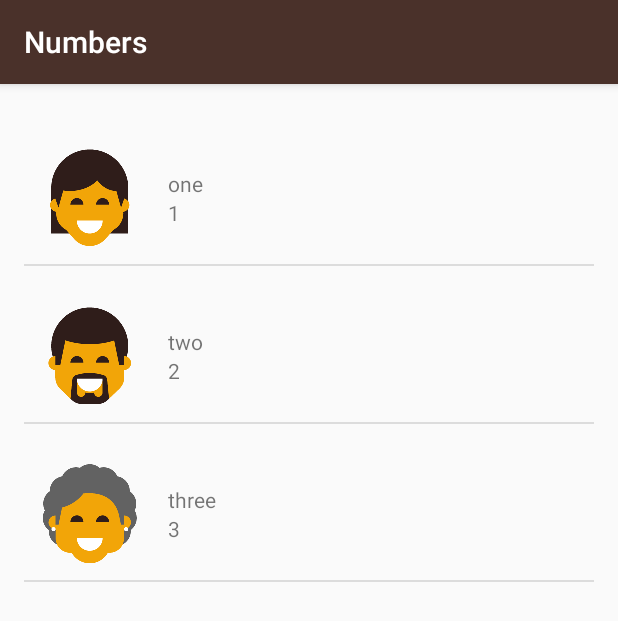
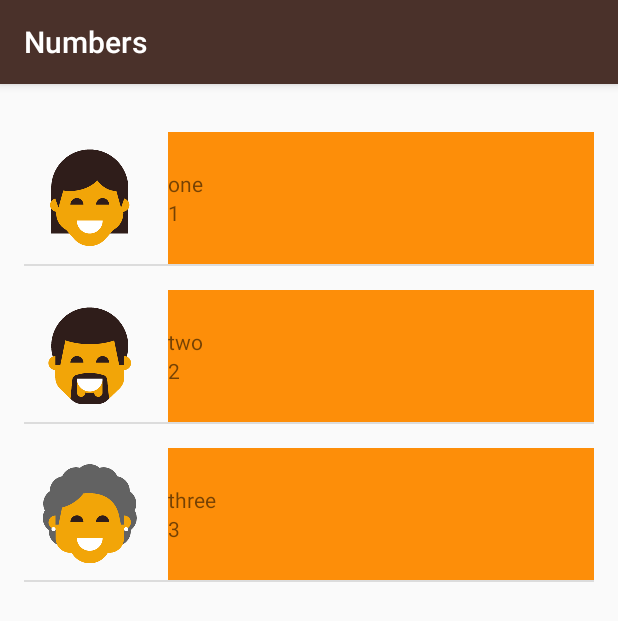
Before and after one commit to timkao/androidListAdapter, an Android app: the NumbersActivity screen opened directly, with no data from a screen before it, on a phone screen of 412 x 824 dp. Shown: the top 621 px of the screen. Run offline under Robolectric (Android 15) with nearby library versions, the phone set to English and light mode, and no system bars.

Commit message:
apply color with ContextCompat

```diff
--- a/app/src/main/java/com/example/android/miwok/NumbersActivity.java
+++ b/app/src/main/java/com/example/android/miwok/NumbersActivity.java
@@ -19,7 +19,7 @@ public class NumbersActivity extends AppCompatActivity {
         list.add(new Word("one", "1", R.drawable.family_daughter));
         list.add(new Word("two", "2", R.drawable.family_father));
         list.add(new Word("three", "3", R.drawable.family_grandmother));
-        WordAdapter adapter = new WordAdapter(this, list);
+        WordAdapter adapter = new WordAdapter(this, list, R.color.category_numbers);
 
         ListView listView = (ListView) findViewById(R.id.list);
         listView.setAdapter(adapter);
--- a/app/src/main/java/com/example/android/miwok/PhrasesActivity.java
+++ b/app/src/main/java/com/example/android/miwok/PhrasesActivity.java
@@ -21,7 +21,7 @@ public class PhrasesActivity extends AppCompatActivity {
         phrases.add(new Word("miwork learn python the hard way", "learn python in hard way"));
         phrases.add(new Word("miwork spring boot", "spring boot"));
 
-        WordAdapter phrasesAdapter = new WordAdapter(this, phrases);
+        WordAdapter phrasesAdapter = new WordAdapter(this, phrases, R.color.category_phrases);
         ListView phrasesListview = new ListView(this);
         phrasesListview.setAdapter(phrasesAdapter);
         this.addContentView(phrasesListview, new ViewGroup.LayoutParams(ViewGroup.LayoutParams.MATCH_PARENT, ViewGroup.LayoutParams.WRAP_CONTENT));
--- a/app/src/main/java/com/example/android/miwok/WordAdapter.java
+++ b/app/src/main/java/com/example/android/miwok/WordAdapter.java
@@ -4,19 +4,24 @@ import android.app.Activity;
 import android.content.Context;
 import android.support.annotation.NonNull;
 import android.support.annotation.Nullable;
+import android.support.v4.content.ContextCompat;
 import android.view.LayoutInflater;
 import android.view.View;
 import android.view.ViewGroup;
 import android.widget.ArrayAdapter;
 import android.widget.ImageView;
+import android.widget.LinearLayout;
 import android.widget.TextView;
 
 import java.util.ArrayList;
 
 public class WordAdapter extends ArrayAdapter<Word> {
 
-    public WordAdapter(Activity context, ArrayList<Word> words) {
+    private int backGroundColorId;
+
+    public WordAdapter(Activity context, ArrayList<Word> words, int colorId) {
         super(context, 0, words);
+        backGroundColorId = colorId;
     }
 
     @NonNull
@@ -28,6 +33,10 @@ public class WordAdapter extends ArrayAdapter<Word> {
             listItemView = LayoutInflater.from(getContext()).inflate(
                     R.layout.my_simple_list, parent, false);
         }
+
+        LinearLayout textSection = (LinearLayout) listItemView.findViewById(R.id.textSection);
+        int color = ContextCompat.getColor(getContext(), backGroundColorId);
+        textSection.setBackgroundColor(color);
 
         Word currentWord = getItem(position);
 
--- a/app/src/main/res/layout/my_simple_list.xml
+++ b/app/src/main/res/layout/my_simple_list.xml
@@ -19,7 +19,8 @@
             android:src="@mipmap/ic_launcher"/>
 
         <LinearLayout
-            android:layout_width="wrap_content"
+            android:id="@+id/textSection"
+            android:layout_width="match_parent"
             android:layout_height="match_parent"
             android:gravity="center"
             android:layout_marginLeft="8dp"
```
